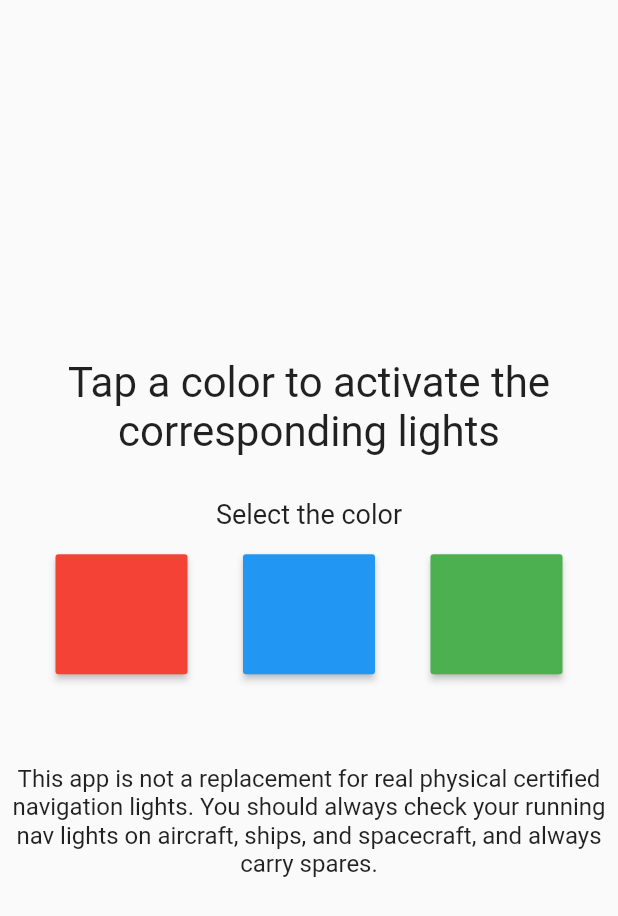
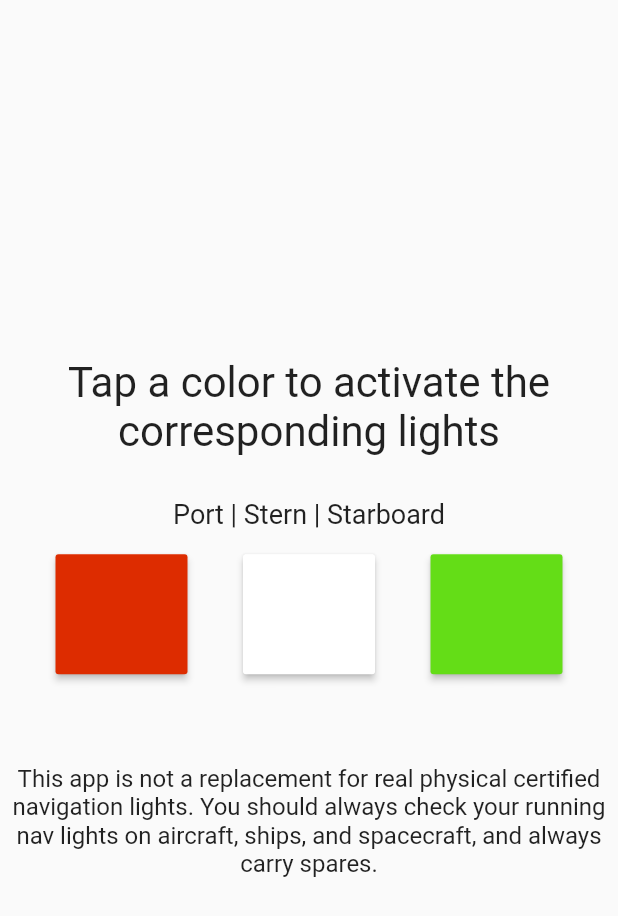
Before and after one commit to supitchayapat/emergency-nav-lights-sim-flutter, a Flutter app: the screen it shows after launch, on a phone screen of 412 x 824 dp. Shown: the top 916 px of the screen. Run offline on Flutter 3.47's test engine with Material 2 defaults, Android fonts, the phone set to English and light mode, and no system bars.

Commit message:
color changes
color changes

```diff
--- a/lib/page/home-page.dart
+++ b/lib/page/home-page.dart
@@ -18,7 +18,7 @@ class HomePage extends StatelessWidget {
             Container(
               margin: EdgeInsets.only(bottom: 16.0),
               child: Text(
-                "Select the color",
+                "Port | Stern | Starboard",
                 textAlign: TextAlign.center,
                 style: TextStyle(fontSize: 18.0),
               ),
@@ -28,16 +28,15 @@ class HomePage extends StatelessWidget {
               children: <Widget>[
                 MaterialButton(
                     height: 80.0,
-                    color: Colors.red,
+                    color: Colors.deepOrangeAccent[700],
                     onPressed: () {
                       Navigator.push(
                         context,
-                        MaterialPageRoute(builder: (context) => LightPage(Colors.red)),
+                        MaterialPageRoute(builder: (context) => LightPage(Colors.deepOrangeAccent[700])),
                       );
                     }),
                 MaterialButton(
                     height: 80.0,
-                    color: Colors.blue,
                     color: Colors.white,
                     onPressed: () {
                       Navigator.push(
@@ -47,11 +46,11 @@ class HomePage extends StatelessWidget {
                     }),
                 MaterialButton(
                     height: 80.0,
-                    color: Colors.green,
+                    color: Colors.lightGreenAccent[700],
                     onPressed: () {
                       Navigator.push(
                         context,
-                        MaterialPageRoute(builder: (context) => LightPage(Colors.green)),
+                        MaterialPageRoute(builder: (context) => LightPage(Colors.lightGreenAccent[700])),
                       );
                     }),
               ],
```
